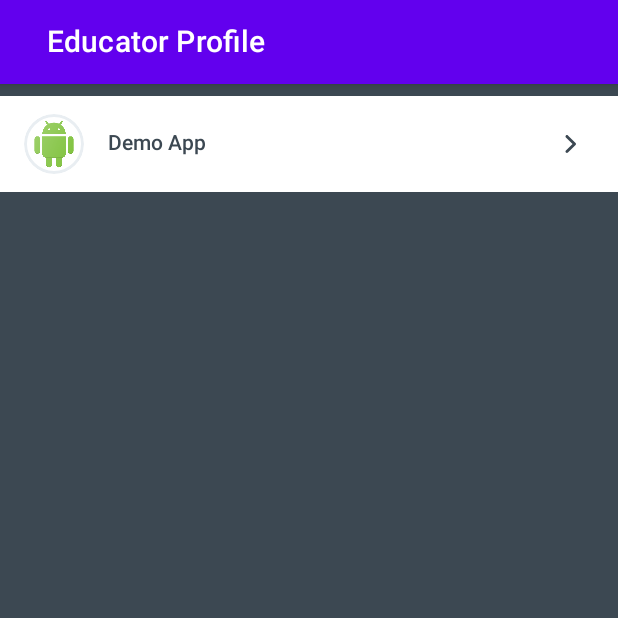
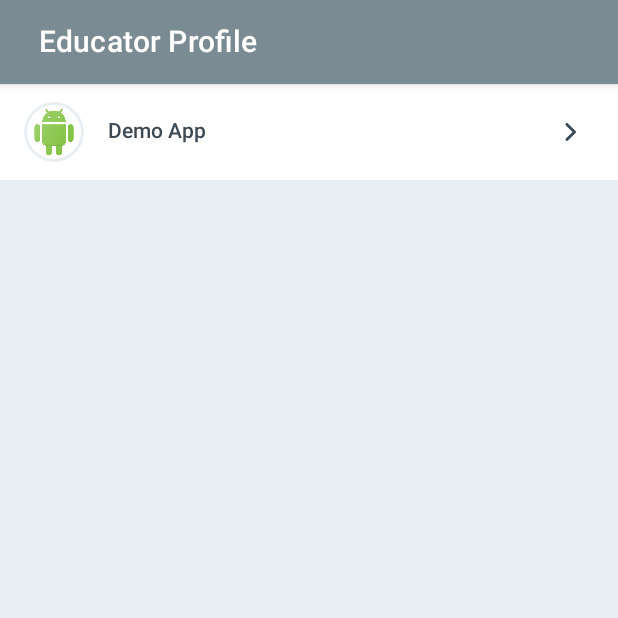
Before and after one commit to Marvel999/FamousComposeBook, an Android app built with Jetpack Compose: the screen it shows after launch (MainActivity), on a phone screen of 412 x 824 dp, the top half of it. Run offline under Robolectric (Android 15) with nearby library versions, the phone set to English and light mode, and no system bars; our stand-ins replace accompanist.

Commit message:
Refactor code

```diff
--- a/app/build.gradle
+++ b/app/build.gradle
@@ -73,4 +73,5 @@ dependencies {
     androidTestImplementation "androidx.compose.ui:ui-test-junit4:$compose_version"
     debugImplementation "androidx.compose.ui:ui-tooling:$compose_version"
     debugImplementation "androidx.compose.ui:ui-test-manifest:$compose_version"
+    implementation "com.google.accompanist:accompanist-systemuicontroller:0.17.0"
 }
--- a/app/src/main/java/com/marvel999/fuitemplet/landingscreen/screens/MainActivity.kt
+++ b/app/src/main/java/com/marvel999/fuitemplet/landingscreen/screens/MainActivity.kt
@@ -5,6 +5,7 @@ import android.os.Bundle
 import androidx.activity.ComponentActivity
 import androidx.activity.compose.setContent
 import androidx.compose.foundation.background
+import androidx.compose.foundation.isSystemInDarkTheme
 import androidx.compose.foundation.layout.Box
 import androidx.compose.foundation.layout.Column
 import androidx.compose.foundation.layout.fillMaxSize
@@ -17,6 +18,7 @@ import androidx.compose.ui.Modifier
 import androidx.compose.ui.graphics.Color
 import androidx.compose.ui.tooling.preview.Preview
 import androidx.compose.ui.unit.Dp
+import com.google.accompanist.systemuicontroller.rememberSystemUiController
 import com.marvel999.fuitemplet.DemoScreen.DemoScreen
 import com.marvel999.fuitemplet.R
 import com.marvel999.fuitemplet.landingscreen.componets.LandingPageListItemCard
@@ -29,14 +31,25 @@ class MainActivity : ComponentActivity() {
     override fun onCreate(savedInstanceState: Bundle?) {
         super.onCreate(savedInstanceState)
         setContent {
-            FUITempletTheme {
+            FUITempletTheme() {
+                val systemUiController = rememberSystemUiController()
                 val scaffoldState = rememberScaffoldState(rememberDrawerState(DrawerValue.Closed))
+
+                if (isSystemInDarkTheme()) {
+                    systemUiController.setSystemBarsColor(
+                        color = Color.Transparent
+                    )
+                } else {
+                    systemUiController.setSystemBarsColor(
+                        color = Color.White
+                    )
+                }
                 HomeCompose(scaffoldState = scaffoldState)
             }
         }
     }
 
-    fun StartDemoActivity(){
+    fun StartDemoActivity() {
         startActivity(Intent(this, DemoScreen::class.java))
     }
 
@@ -58,8 +71,7 @@ class MainActivity : ComponentActivity() {
                 Text(
                     text = "Educator Profile",
                     color = Color.White,
-
-                    modifier = Modifier.padding(start = Dp(15f))
+                    modifier = Modifier.padding(start = Dp(10f))
                 )
             },
         )
@@ -75,13 +87,12 @@ class MainActivity : ComponentActivity() {
         ) {
 
             Column(
-                modifier = Modifier
-                    .background(Color(android.graphics.Color.parseColor("#" + "3C4852")))
-                    .fillMaxSize(),
+                modifier = Modifier.fillMaxSize(),
             ) {
 
                 // Top lazyList Section
-                landingPageListItemCardDataList = landingPageListItemCardDataList + LandingPageListItemCardData(
+                landingPageListItemCardDataList =
+                    landingPageListItemCardDataList + LandingPageListItemCardData(
                         R.drawable.img_landingscreen_default_icon,
                         appTemplateName = "Demo App",
                         onItemClick = {
@@ -96,8 +107,8 @@ class MainActivity : ComponentActivity() {
 
     @Composable
     fun TopListSection(itemList: List<LandingPageListItemCardData>) {
-        Column{
-            LazyColumn(modifier = Modifier.padding(top = Dp(8f), bottom = Dp(20f))) {
+        Column {
+            LazyColumn {
                 itemsIndexed(itemList) { _, item ->
                     LandingPageListItemCard(landingPageListItemCardData = item)
                 }
--- a/app/src/main/java/com/marvel999/fuitemplet/ui/theme/Colors.kt
+++ b/app/src/main/java/com/marvel999/fuitemplet/ui/theme/Colors.kt
@@ -1,17 +1,18 @@
 package com.marvel999.fuitemplet.ui.theme
 
+import android.graphics.Color.parseColor
 import androidx.compose.ui.graphics.Color
 
-val Purple200 = Color(0xFFBB86FC)
-val Purple500 = Color(0xFF6200EE)
-val Purple700 = Color(0xFF3700B3)
-val Teal200 = Color(0xFF03DAC5)
+val Black200 = Color(parseColor("#A2A0A2"))
+val Black500 = Color(parseColor("#7A8B94"))
+val Black700 = Color(parseColor("#3C4852"))
+val DarkGark = Color(parseColor("#DADADA"))
 
 // Lite Landing Screen
-val LiteBase0= Color(android.graphics.Color.parseColor("#" + "FFFFFF"))
-val LiteGray0= Color(android.graphics.Color.parseColor("#" + "E9EEF2"))
-val LiteTextBase0= Color(android.graphics.Color.parseColor("#" + "3C4852"))
+val LiteBase0= Color(parseColor("#FFFFFF"))
+val LiteGray0= Color(parseColor("#E9EEF2"))
+val LiteTextBase0= Color(parseColor("#3C4852"))
 
 // Dark Landing Screen
-val DarkBase0= Color(android.graphics.Color.parseColor("#" + "2A2B2D"))
-val DarkGray0= Color(android.graphics.Color.parseColor("#" + "424244"))
+val DarkBase0= Color(parseColor("#2A2B2D"))
+val DarkGray0= Color(parseColor("#424244"))
--- a/app/src/main/java/com/marvel999/fuitemplet/ui/theme/Theme.kt
+++ b/app/src/main/java/com/marvel999/fuitemplet/ui/theme/Theme.kt
@@ -7,15 +7,15 @@ import androidx.compose.runtime.Composable
 import androidx.compose.ui.graphics.Color
 
 private val DarkColorPalette = darkColors(
-    primary = Purple200,
-    primaryVariant = Purple700,
-    secondary = Teal200
+    primary = Black200,
+    primaryVariant = Black700,
+    secondary = DarkGark
 )
 
 private val LightColorPalette = lightColors(
-    primary = Purple500,
-    primaryVariant = Purple700,
-    secondary = Teal200,
+    primary = Black500,
+    primaryVariant = Black700,
+    secondary = DarkGark,
 
     // Other default colors which can be overwritten by youbackground = Color.White,
     surface = Color.White,
```
